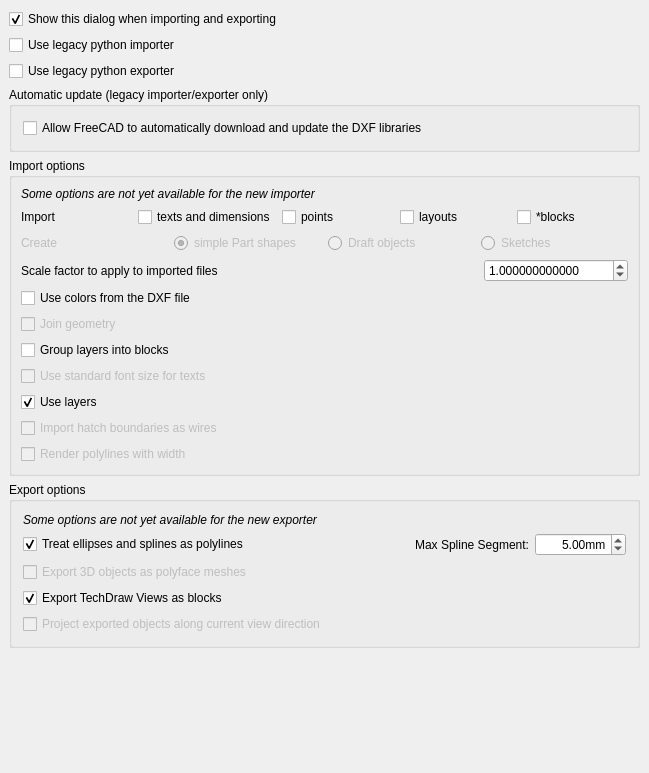
southseact-3d/fcd, file src/Mod/Draft/Resources/ui/preferences-dxf.ui: the form before one commit.
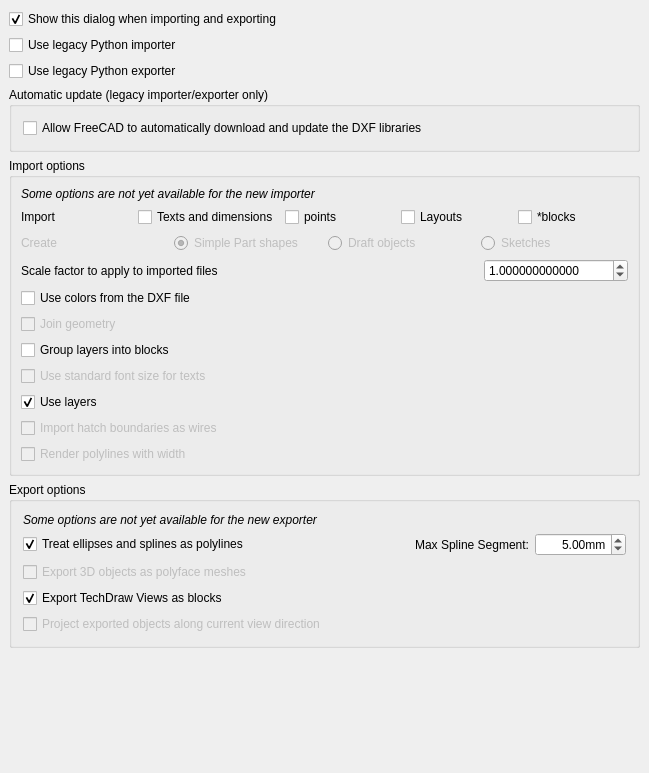
The form after the commit. Custom widgets are drawn as their Qt base class.

Diff of the .ui file:
```diff
--- a/src/Mod/Draft/Resources/ui/preferences-dxf.ui
+++ b/src/Mod/Draft/Resources/ui/preferences-dxf.ui
@@ -55,7 +55,7 @@
 Note: C++ importer is faster, but is not as featureful yet</string>
      </property>
      <property name="text">
-      <string>Use legacy python importer</string>
+      <string>Use legacy Python importer</string>
      </property>
      <property name="checked">
       <bool>false</bool>
@@ -75,7 +75,7 @@
 Note: C++ exporter is faster, but is not as featureful yet</string>
      </property>
      <property name="text">
-      <string>Use legacy python exporter</string>
+      <string>Use legacy Python exporter</string>
      </property>
      <property name="prefEntry" stdset="0">
       <cstring>dxfUseLegacyExporter</cstring>
@@ -164,7 +164,7 @@
            <string>If unchecked, texts and mtexts won't be imported</string>
           </property>
           <property name="text">
-           <string>texts and dimensions</string>
+           <string>Texts and dimensions</string>
           </property>
           <property name="prefEntry" stdset="0">
            <cstring>dxftext</cstring>
@@ -196,7 +196,7 @@
            <string>If checked, paper space objects will be imported too</string>
           </property>
           <property name="text">
-           <string>layouts</string>
+           <string>Layouts</string>
           </property>
           <property name="prefEntry" stdset="0">
            <cstring>dxflayout</cstring>
@@ -245,7 +245,7 @@
            <string>Only standard Part objects will be created (fastest)</string>
           </property>
           <property name="text">
-           <string>simple Part shapes</string>
+           <string>Simple Part shapes</string>
           </property>
           <property name="checked">
            <bool>true</bool>
```
